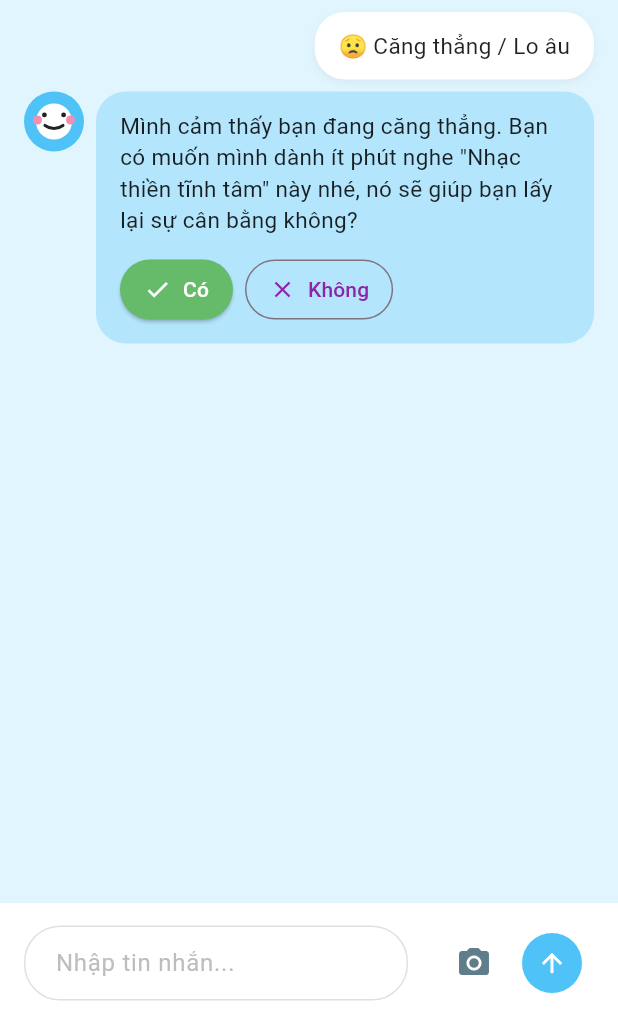
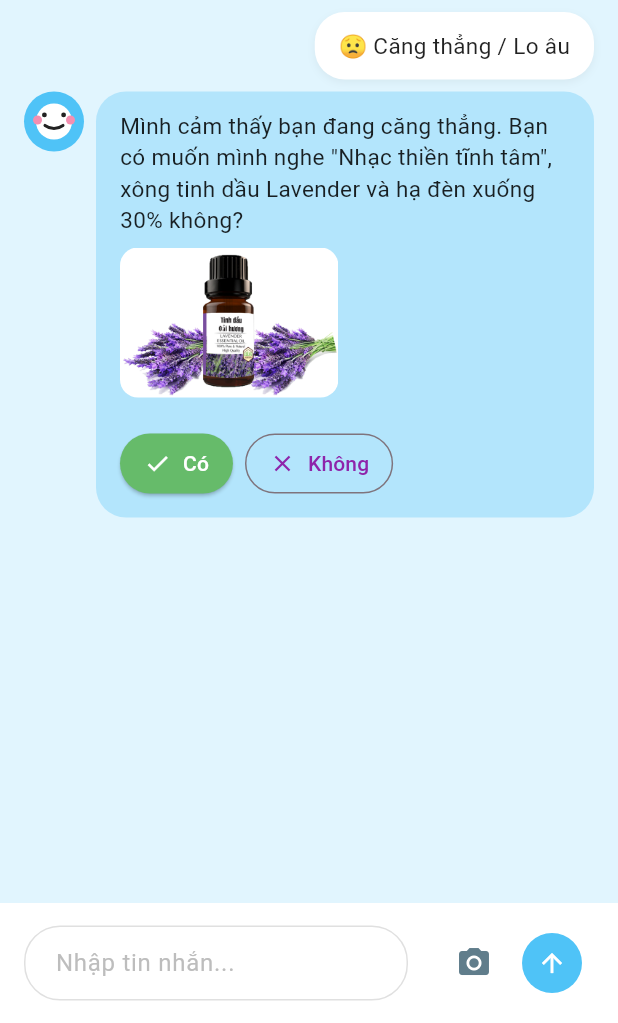
Before and after one commit to LeVanTuanDuong/smart_candles, a Flutter app: the ChatbotScreen screen opened directly, after a tap on "Căng thẳng / Lo âu", on a phone screen of 412 x 824 dp, the part 213-1236 px from its top. Run offline on Flutter 3.47's test engine with Material 3 defaults, Android fonts, the phone set to English and light mode, and no system bars; our stand-ins replace cloud_firestore, file_picker, firebase_auth, firebase_core, firebase_storage, flutter_blue_plus and 4 more; missing offline and left inert: tflite_flutter; accounts and stored records are empty.

Commit message:
feat: Introduce AI models and update chatbot to suggest light brightness and display scent images.

```diff
--- a/lib/screens/chatbot_screen.dart
+++ b/lib/screens/chatbot_screen.dart
@@ -14,7 +14,7 @@ import '../widgets/mood_buttons_chat.dart';
 class ChatbotScreen extends StatefulWidget {
   final Function(MoodType)? onMoodSelected;
   final Function(String)? onMusicSuggested;
-  final Function(String)? onLightSuggested;
+  final Function(String, {double? brightness})? onLightSuggested;
   final Function(String)? onEssentialOilSuggested;
   final String? initialMessage;
 
@@ -266,9 +266,10 @@ class _ChatbotScreenState extends State<ChatbotScreen>
       // 1. Light
       if (data['light'] != null) {
         String color = data['light']['color'];
+        double brightness = (data['light']['brightness'] as num).toDouble();
         if (color == 'cool') color = 'blue'; // Map to valid mode
         if (color == 'neutral') color = 'warm'; // Map to valid mode
-        widget.onLightSuggested?.call(color);
+        widget.onLightSuggested?.call(color, brightness: brightness);
       }
 
       // 2. Music
--- a/lib/screens/home_screen.dart
+++ b/lib/screens/home_screen.dart
@@ -100,7 +100,7 @@ class _HomeScreenState extends State<HomeScreen> {
     setState(() {});
   }
 
-  void _handleLightSuggested(String lightMode) async {
+  void _handleLightSuggested(String lightMode, {double? brightness}) async {
     final autoLightEnabled = await SettingsService.getAutoLightEnabled();
     if (!autoLightEnabled) {
       return;
@@ -109,18 +109,24 @@ class _HomeScreenState extends State<HomeScreen> {
     if (_bluetoothService.isConnected) {
       await _bluetoothService.setLightOn(true);
       await _bluetoothService.setLightMode(lightMode);
+      if (brightness != null) {
+        await _bluetoothService.setLightBrightness(brightness);
+      }
     }
 
     setState(() {
       _deviceStatus = _deviceStatus.copyWith(
         isLightOn: true,
         lightMode: lightMode,
+        lightBrightness: brightness ?? _deviceStatus.lightBrightness,
       );
     });
   }
 
   void _handleEssentialOilSuggested(String essentialOil) {
-    // Update will be handled by SuggestionService
+    // Currently we just update status to indicate active scent
+    // In a real device, this would send a command to the diffuser
+    debugPrint('Scent suggested and accepted: $essentialOil');
   }
 
   void _handleMusicSuggested(String music) async {
--- a/lib/services/chatbot_service.dart
+++ b/lib/services/chatbot_service.dart
@@ -239,10 +239,11 @@ RESPONSE GUIDELINES:
         return {
           'label': 'buồn',
           'action_desc':
-              'nghe bài "Piano Relaxing" này nhé, giai điệu nhẹ nhàng sẽ giúp bạn thấy lòng bình yên hơn',
-          'light': {'color': 'warm', 'brightness': 60},
+              'nghe bài "Piano Relaxing", xông hương Hoa Nhài và chỉnh đèn dịu 40%',
+          'light': {'color': 'warm', 'brightness': 0.4},
           'music': 'Piano_Relaxing',
-          'scent': 'Sweet Orange'
+          'scent': 'Hoa Nhài',
+          'scent_image': 'assets/images/tinh_dau/hoa_nhai.png'
         };
       case 'căng_thẳng':
       case 'lo_âu':
@@ -250,29 +251,32 @@ RESPONSE GUIDELINES:
         return {
           'label': 'căng thẳng',
           'action_desc':
-              'dành ít phút nghe "Nhạc thiền tĩnh tâm" này nhé, nó sẽ giúp bạn lấy lại sự cân bằng',
-          'light': {'color': 'cool', 'brightness': 40},
+              'nghe "Nhạc thiền tĩnh tâm", xông tinh dầu Lavender và hạ đèn xuống 30%',
+          'light': {'color': 'cool', 'brightness': 0.3},
           'music': 'Meditation_tinh_tam',
-          'scent': 'Lavender'
+          'scent': 'Lavender',
+          'scent_image': 'assets/images/tinh_dau/lavender.png'
         };
       case 'vui':
         return {
           'label': 'vui vẻ',
           'action_desc':
-              'nghe tiếng "Sóng biển" tuyệt vời này để nhân đôi niềm vui nhé',
-          'light': {'color': 'warm', 'brightness': 80},
+              'nghe tiếng "Sóng biển", xông hương Cam Ngọt và bật đèn sáng 80% để nhân đôi niềm vui',
+          'light': {'color': 'warm', 'brightness': 0.8},
           'music': 'Nature_Ocean_Waves',
-          'scent': 'Sweet Orange'
+          'scent': 'Cam Ngọt',
+          'scent_image': 'assets/images/tinh_dau/cam_ngot.png'
         };
       case 'mệt_mỏi':
       case 'chán':
         return {
           'label': 'mệt mỏi',
           'action_desc':
-              'nghe bài "Ambient Calm" này và chợp mắt một chút để nạp lại năng lượng nhé',
-          'light': {'color': 'warm', 'brightness': 50},
+              'nghe bài "Ambient Calm", dùng hương Bạc Hà sảng khoái và chỉnh đèn 50%',
+          'light': {'color': 'warm', 'brightness': 0.5},
           'music': 'Ambient_Calm',
-          'scent': 'Peppermint'
+          'scent': 'Bạc Hà',
+          'scent_image': 'assets/images/tinh_dau/bac_ha.png'
         };
       default:
         return null;
--- a/lib/widgets/chat_bubble.dart
+++ b/lib/widgets/chat_bubble.dart
@@ -24,7 +24,8 @@ class ChatBubble extends StatelessWidget {
             const SizedBox(width: 8),
             Flexible(
               child: Container(
-                padding: const EdgeInsets.symmetric(horizontal: 16, vertical: 12),
+                padding:
+                    const EdgeInsets.symmetric(horizontal: 16, vertical: 12),
                 decoration: BoxDecoration(
                   color: Colors.lightBlue[100],
                   borderRadius: BorderRadius.circular(20),
@@ -33,13 +34,25 @@ class ChatBubble extends StatelessWidget {
                   crossAxisAlignment: CrossAxisAlignment.start,
                   children: [
                     Text(
-                  message.text,
-                  style: const TextStyle(
-                    color: Colors.black87,
-                    fontSize: 15,
-                  ),
+                      message.text,
+                      style: const TextStyle(
+                        color: Colors.black87,
+                        fontSize: 15,
+                      ),
                     ),
                     if (message.needsConfirmation == true) ...[
+                      if (message.suggestionData?['scent_image'] != null)
+                        Padding(
+                          padding: const EdgeInsets.symmetric(vertical: 8.0),
+                          child: ClipRRect(
+                            borderRadius: BorderRadius.circular(12),
+                            child: Image.asset(
+                              message.suggestionData!['scent_image'],
+                              height: 100,
+                              fit: BoxFit.cover,
+                            ),
+                          ),
+                        ),
                       const SizedBox(height: 12),
                       Row(
                         mainAxisSize: MainAxisSize.min,
@@ -88,7 +101,8 @@ class ChatBubble extends StatelessWidget {
           children: [
             Flexible(
               child: Container(
-                padding: const EdgeInsets.symmetric(horizontal: 16, vertical: 12),
+                padding:
+                    const EdgeInsets.symmetric(horizontal: 16, vertical: 12),
                 constraints: BoxConstraints(
                   maxWidth: MediaQuery.of(context).size.width * 0.75,
                 ),
--- a/pubspec.yaml
+++ b/pubspec.yaml
@@ -85,6 +85,7 @@ flutter:
     - assets/ai_models/vocab.txt
     - assets/sounds/
     - assets/images/
+    - assets/images/tinh_dau/
 
   # An image asset can refer to one or more resolution-specific "variants", see
   # https://flutter.dev/to/resolution-aware-images
```
